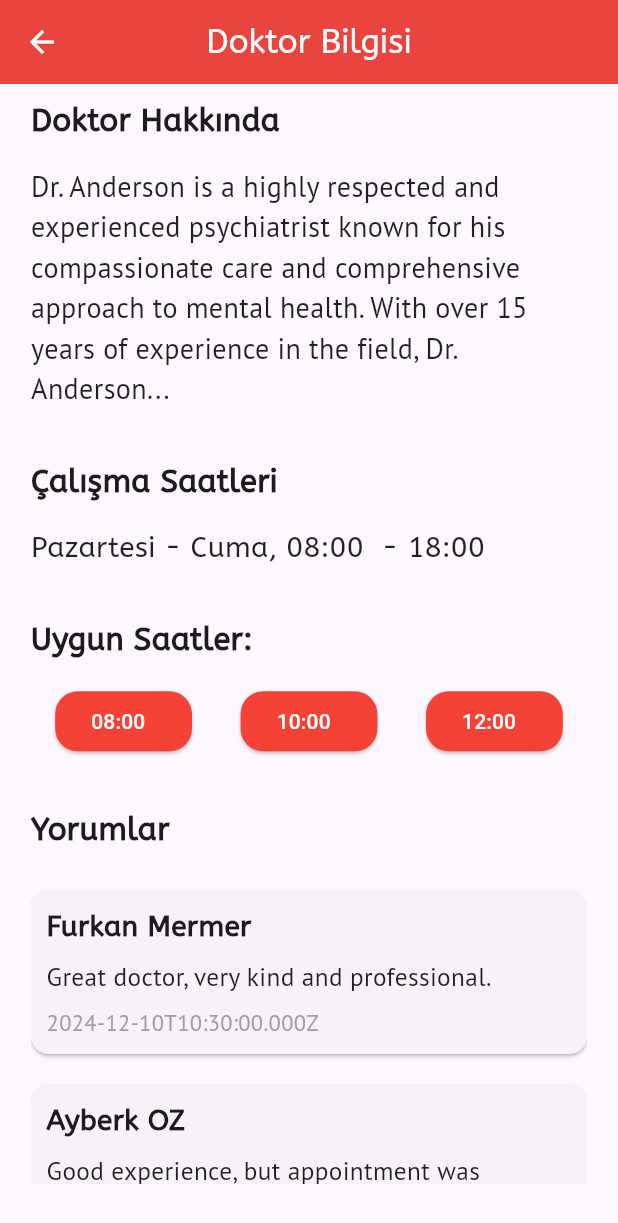
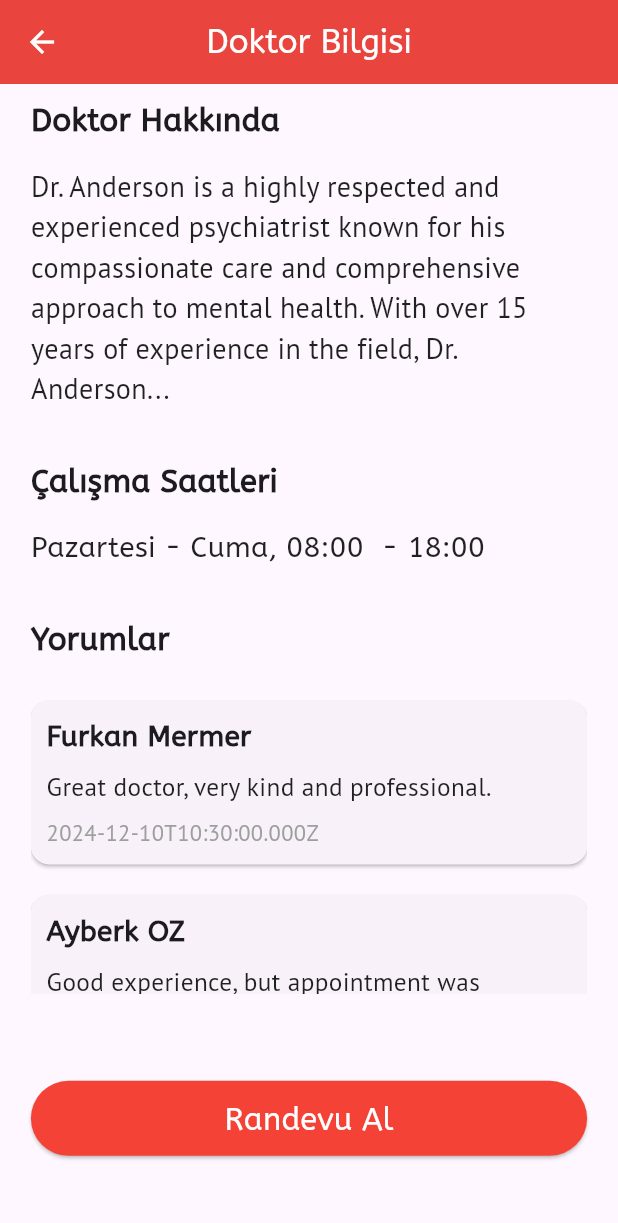
Before and after one commit to KaanBal/HealPoint_Frontend, a Flutter app: the screen it shows after launch, scrolled down 157 dp, on a phone screen of 412 x 824 dp. Shown: the top 1223 px of the screen. Run offline on Flutter 3.47's test engine with Material 3 defaults, Android fonts, the phone set to English and light mode, and no system bars.

Commit message:
doktor bilgi ekranında düzenlemeler yapıldı

```diff
--- a/lib/Doctor/doktor_bilgi/doktor_bilgi.dart
+++ b/lib/Doctor/doktor_bilgi/doktor_bilgi.dart
@@ -13,7 +13,6 @@ class DoctorBilgiEkran extends StatefulWidget {
 }
 
 class _DoctorBilgiEkran extends State<DoctorBilgiEkran> {
-
   Doctors? selectedDoctor;
 
   void _loadData() async {
@@ -38,8 +37,7 @@ class _DoctorBilgiEkran extends State<DoctorBilgiEkran> {
       if (pickedDate != null && pickedDate != selectedDate) {
         setState(() {
           selectedDate = pickedDate;
-          // Seçilen tarihe uygun saatleri belirleme
-          availableTimes = ['08:00', '10:00', '12:00']; // Örnek saatler
+          availableTimes = ['08:00', '10:00', '12:00'];
         });
       }
     }
@@ -83,7 +81,8 @@ class _DoctorBilgiEkran extends State<DoctorBilgiEkran> {
                     Padding(
                       padding: const EdgeInsets.only(top: 10),
                       child: Text(
-                        'Seçilen Tarih: ${selectedDate!.toLocal()}'.split(' ')[0],
+                        'Seçilen Tarih: ${selectedDate!.toLocal()}'
+                            .split(' ')[0],
                         style: const TextStyle(fontSize: 16),
                       ),
                     ),
@@ -99,11 +98,11 @@ class _DoctorBilgiEkran extends State<DoctorBilgiEkran> {
                         const SizedBox(height: 10),
                         DropdownButton<String>(
                           hint: const Text("Uygun Saat Seçin"),
-                          value: availableTimes.isNotEmpty ? availableTimes[0] : null, // İlk saati seç
+                          value: availableTimes.isNotEmpty
+                              ? availableTimes[0]
+                              : null,
                           onChanged: (String? newValue) {
-                            bottomSheetSetState(() {
-                              // Seçilen saati burada kullanabilirsin
-                            });
+                            bottomSheetSetState(() {});
                           },
                           items: availableTimes.map((String time) {
                             return DropdownMenuItem<String>(
@@ -118,7 +117,7 @@ class _DoctorBilgiEkran extends State<DoctorBilgiEkran> {
                   Center(
                     child: ElevatedButton(
                       onPressed: () {
-                        Navigator.pop(context); // Bottom Sheet'i kapat
+                        Navigator.pop(context);
                       },
                       style: ElevatedButton.styleFrom(
                         minimumSize: const Size(double.infinity, 50),
@@ -152,7 +151,6 @@ class _DoctorBilgiEkran extends State<DoctorBilgiEkran> {
     final double ekranYuksekligi = ekranBilgisi.size.height;
     final DoktorBilgiFonks doktorBilgiFonks = DoktorBilgiFonks();
 
-
     double fontSize = ekranGenisligi / 22;
     double padding = ekranGenisligi * 0.05;
 
@@ -166,9 +164,7 @@ class _DoctorBilgiEkran extends State<DoctorBilgiEkran> {
         backgroundColor: acikKirmizi,
         leading: IconButton(
           icon: const Icon(Icons.arrow_back, color: Colors.white),
-          onPressed: () {
-            // Navigator.pop(context);
-          },
+          onPressed: () {},
         ),
       ),
       body: SingleChildScrollView(
@@ -176,7 +172,6 @@ class _DoctorBilgiEkran extends State<DoctorBilgiEkran> {
         child: Column(
           crossAxisAlignment: CrossAxisAlignment.start,
           children: [
-            // Doktor Profili ve Bilgiler
             Stack(
               children: [
                 Card(
@@ -214,7 +209,8 @@ class _DoctorBilgiEkran extends State<DoctorBilgiEkran> {
                               SizedBox(width: 5),
                               Text(
                                   selectedDoctor?.reviews?.first.points
-                                      .toString() ?? "0",
+                                          .toString() ??
+                                      "0",
                                   style: const TextStyle(fontSize: 15)),
                             ],
                           ),
@@ -242,8 +238,6 @@ class _DoctorBilgiEkran extends State<DoctorBilgiEkran> {
               ],
             ),
             SizedBox(height: ekranYuksekligi * 0.04),
-
-            // Doktor Hakkında Bilgi
             Text(
               'Doktor Hakkında',
               style: TextStyle(
@@ -260,8 +254,6 @@ class _DoctorBilgiEkran extends State<DoctorBilgiEkran> {
                   color: Colors.black87),
             ),
             SizedBox(height: ekranYuksekligi * 0.04),
-
-            // Çalışma Saatleri
             Text(
               'Çalışma Saatleri',
               style: TextStyle(
@@ -278,38 +270,6 @@ class _DoctorBilgiEkran extends State<DoctorBilgiEkran> {
                   color: Colors.black87),
             ),
             SizedBox(height: ekranYuksekligi * 0.04),
-
-            // Uygun Saatler
-            Text(
-              'Uygun Saatler:',
-              style: TextStyle(
-                  fontSize: fontSize * 1.1,
-                  fontFamily: "ABeeZee",
-                  fontWeight: FontWeight.bold),
-            ),
-            SizedBox(height: ekranYuksekligi * 0.02),
-            Row(
-              mainAxisAlignment: MainAxisAlignment.spaceAround,
-              children: ['08:00  ', '10:00  ', '12:00  ']
-                  .map((time) => ElevatedButton(
-                onPressed: () {
-                  // Randevu alınabilir
-                },
-                style: ElevatedButton.styleFrom(
-                  backgroundColor: acikKirmizi,
-                  foregroundColor: beyaz,
-                  shape: RoundedRectangleBorder(
-                    borderRadius: BorderRadius.circular(15.0),
-                  ),
-                ),
-                child: Text(time),
-              ))
-                  .toList(),
-            ),
-            SizedBox(height: ekranYuksekligi * 0.04),
-
-
-            // Yorumlar
             Text(
               'Yorumlar',
               style: TextStyle(
@@ -333,7 +293,9 @@ class _DoctorBilgiEkran extends State<DoctorBilgiEkran> {
                               crossAxisAlignment: CrossAxisAlignment.start,
                               children: [
                                 Text(
-                            doktorBilgiFonks.getNameAndSurname(review.patient?.Patient_name ?? "", review.patient?.Patient_surname ?? ""),
+                                  doktorBilgiFonks.getNameAndSurname(
+                                      review.patient?.Patient_name ?? "",
+                                      review.patient?.Patient_surname ?? ""),
                                   style: TextStyle(
                                       fontSize: fontSize,
                                       fontWeight: FontWeight.bold,
@@ -354,7 +316,6 @@ class _DoctorBilgiEkran extends State<DoctorBilgiEkran> {
                                       fontSize: fontSize * 0.8,
                                       fontFamily: "PtSans",
                                       color: Colors.grey),
-
                                 ),
                               ],
                             ),
@@ -374,8 +335,6 @@ class _DoctorBilgiEkran extends State<DoctorBilgiEkran> {
                     ),
             ),
             SizedBox(height: ekranYuksekligi * 0.07),
-
-            // Randevu Al Butonu
             Center(
               child: ElevatedButton(
                 onPressed: () {
```
Lines whose indentation alone changed are shown as unchanged.
